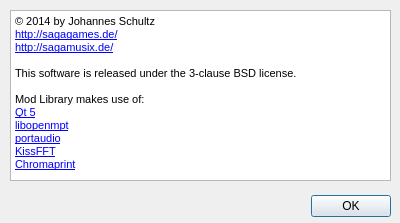
The window that Mod Library/about.ui (sagamusix/ModLibrary) describes before a commit, drawn with Qt 5.
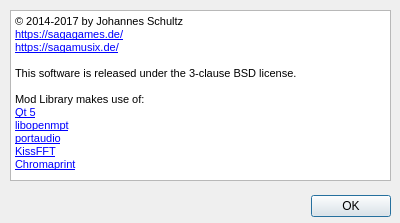
The same window after the commit.

What changed in the file:
```diff
--- a/Mod Library/about.ui
+++ b/Mod Library/about.ui
@@ -43,17 +43,17 @@
 &lt;html&gt;&lt;head&gt;&lt;meta name=&quot;qrichtext&quot; content=&quot;1&quot; /&gt;&lt;style type=&quot;text/css&quot;&gt;
 p, li { white-space: pre-wrap; }
 &lt;/style&gt;&lt;/head&gt;&lt;body style=&quot; font-family:'MS Shell Dlg 2'; font-size:8.25pt; font-weight:400; font-style:normal;&quot;&gt;
-&lt;p style=&quot; margin-top:0px; margin-bottom:0px; margin-left:0px; margin-right:0px; -qt-block-indent:0; text-indent:0px;&quot;&gt;&lt;span style=&quot; font-size:8pt;&quot;&gt;© 2014 by Johannes Schultz&lt;/span&gt;&lt;/p&gt;
-&lt;p style=&quot; margin-top:0px; margin-bottom:0px; margin-left:0px; margin-right:0px; -qt-block-indent:0; text-indent:0px;&quot;&gt;&lt;a href=&quot;http://sagagames.de/&quot;&gt;&lt;span style=&quot; font-size:8pt; text-decoration: underline; color:#0000ff;&quot;&gt;http://sagagames.de/&lt;/span&gt;&lt;/a&gt;&lt;/p&gt;
-&lt;p style=&quot; margin-top:0px; margin-bottom:0px; margin-left:0px; margin-right:0px; -qt-block-indent:0; text-indent:0px;&quot;&gt;&lt;a href=&quot;http://sagamusix.de/&quot;&gt;&lt;span style=&quot; font-size:8pt; text-decoration: underline; color:#0000ff;&quot;&gt;http://sagamusix.de/&lt;/span&gt;&lt;/a&gt;&lt;/p&gt;
+&lt;p style=&quot; margin-top:0px; margin-bottom:0px; margin-left:0px; margin-right:0px; -qt-block-indent:0; text-indent:0px;&quot;&gt;&lt;span style=&quot; font-size:8pt;&quot;&gt;© 2014-2017 by Johannes Schultz&lt;/span&gt;&lt;/p&gt;
+&lt;p style=&quot; margin-top:0px; margin-bottom:0px; margin-left:0px; margin-right:0px; -qt-block-indent:0; text-indent:0px;&quot;&gt;&lt;a href=&quot;https://sagagames.de/&quot;&gt;&lt;span style=&quot; font-size:8pt; text-decoration: underline; color:#0000ff;&quot;&gt;https://sagagames.de/&lt;/span&gt;&lt;/a&gt;&lt;/p&gt;
+&lt;p style=&quot; margin-top:0px; margin-bottom:0px; margin-left:0px; margin-right:0px; -qt-block-indent:0; text-indent:0px;&quot;&gt;&lt;a href=&quot;https://sagamusix.de/&quot;&gt;&lt;span style=&quot; font-size:8pt; text-decoration: underline; color:#0000ff;&quot;&gt;https://sagamusix.de/&lt;/span&gt;&lt;/a&gt;&lt;/p&gt;
 &lt;p style=&quot;-qt-paragraph-type:empty; margin-top:0px; margin-bottom:0px; margin-left:0px; margin-right:0px; -qt-block-indent:0; text-indent:0px; font-size:8pt;&quot;&gt;&lt;br /&gt;&lt;/p&gt;
 &lt;p style=&quot; margin-top:0px; margin-bottom:0px; margin-left:0px; margin-right:0px; -qt-block-indent:0; text-indent:0px;&quot;&gt;&lt;span style=&quot; font-size:8pt;&quot;&gt;This software is released under the 3-clause BSD license.&lt;/span&gt;&lt;/p&gt;
 &lt;p style=&quot;-qt-paragraph-type:empty; margin-top:0px; margin-bottom:0px; margin-left:0px; margin-right:0px; -qt-block-indent:0; text-indent:0px; font-size:8pt;&quot;&gt;&lt;br /&gt;&lt;/p&gt;
-&lt;p style=&quot; margin-top:0px; margin-bottom:0px; margin-left:0px; margin-right:0px; -qt-block-indent:0; text-indent:0px;&quot;&gt;&lt;span style=&quot; font-size:8pt;&quot;&gt;Mod Library makes use of:&lt;br /&gt;&lt;/span&gt;&lt;a href=&quot;http://qt-project.org/&quot;&gt;&lt;span style=&quot; font-size:8pt; text-decoration: underline; color:#0000ff;&quot;&gt;Qt 5&lt;/span&gt;&lt;/a&gt;&lt;/p&gt;
-&lt;p style=&quot; margin-top:0px; margin-bottom:0px; margin-left:0px; margin-right:0px; -qt-block-indent:0; text-indent:0px;&quot;&gt;&lt;a href=&quot;http://lib.openmpt.org/&quot;&gt;&lt;span style=&quot; font-size:8pt; text-decoration: underline; color:#0000ff;&quot;&gt;libopenmpt&lt;/span&gt;&lt;/a&gt;&lt;/p&gt;
+&lt;p style=&quot; margin-top:0px; margin-bottom:0px; margin-left:0px; margin-right:0px; -qt-block-indent:0; text-indent:0px;&quot;&gt;&lt;span style=&quot; font-size:8pt;&quot;&gt;Mod Library makes use of:&lt;br /&gt;&lt;/span&gt;&lt;a href=&quot;https://www.qt.io/&quot;&gt;&lt;span style=&quot; font-size:8pt; text-decoration: underline; color:#0000ff;&quot;&gt;Qt 5&lt;/span&gt;&lt;/a&gt;&lt;/p&gt;
+&lt;p style=&quot; margin-top:0px; margin-bottom:0px; margin-left:0px; margin-right:0px; -qt-block-indent:0; text-indent:0px;&quot;&gt;&lt;a href=&quot;https://lib.openmpt.org/&quot;&gt;&lt;span style=&quot; font-size:8pt; text-decoration: underline; color:#0000ff;&quot;&gt;libopenmpt&lt;/span&gt;&lt;/a&gt;&lt;/p&gt;
 &lt;p style=&quot; margin-top:0px; margin-bottom:0px; margin-left:0px; margin-right:0px; -qt-block-indent:0; text-indent:0px;&quot;&gt;&lt;a href=&quot;http://portaudio.com/&quot;&gt;&lt;span style=&quot; font-size:8pt; text-decoration: underline; color:#0000ff;&quot;&gt;portaudio&lt;/span&gt;&lt;/a&gt;&lt;/p&gt;
 &lt;p style=&quot; margin-top:0px; margin-bottom:0px; margin-left:0px; margin-right:0px; -qt-block-indent:0; text-indent:0px;&quot;&gt;&lt;a href=&quot;https://sourceforge.net/projects/kissfft&quot;&gt;&lt;span style=&quot; font-size:8pt; text-decoration: underline; color:#0000ff;&quot;&gt;KissFFT&lt;/span&gt;&lt;/a&gt;&lt;/p&gt;
-&lt;p style=&quot; margin-top:0px; margin-bottom:0px; margin-left:0px; margin-right:0px; -qt-block-indent:0; text-indent:0px;&quot;&gt;&lt;a href=&quot;http://acoustid.org/chromaprint&quot;&gt;&lt;span style=&quot; font-size:8pt; text-decoration: underline; color:#0000ff;&quot;&gt;Chromaprint&lt;/span&gt;&lt;/a&gt;&lt;/p&gt;&lt;/body&gt;&lt;/html&gt;</string>
+&lt;p style=&quot; margin-top:0px; margin-bottom:0px; margin-left:0px; margin-right:0px; -qt-block-indent:0; text-indent:0px;&quot;&gt;&lt;a href=&quot;https://acoustid.org/chromaprint&quot;&gt;&lt;span style=&quot; font-size:8pt; text-decoration: underline; color:#0000ff;&quot;&gt;Chromaprint&lt;/span&gt;&lt;/a&gt;&lt;/p&gt;&lt;/body&gt;&lt;/html&gt;</string>
    </property>
    <property name="openExternalLinks">
     <bool>true</bool>
```
